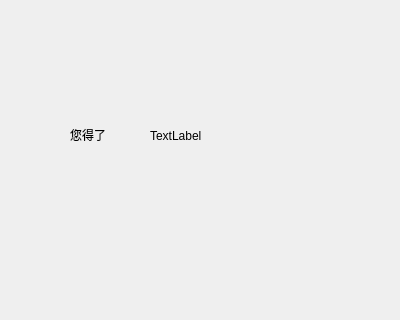
First picture: the form in mainwindow.ui, repository HowLeeHi/Reciter, before the edit; both pictures show x 0 to 400 and y 99 to 419 of the 400 by 600 pixel window.
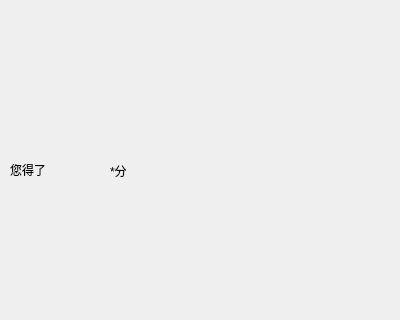
Second picture: the form after the edit.

```diff
--- a/mainwindow.ui
+++ b/mainwindow.ui
@@ -782,10 +782,10 @@
        <widget class="QLabel" name="grade">
         <property name="geometry">
          <rect>
-          <x>70</x>
+          <x>10</x>
           <y>110</y>
-          <width>261</width>
-          <height>151</height>
+          <width>381</width>
+          <height>221</height>
          </rect>
         </property>
         <property name="text">
@@ -795,14 +795,14 @@
        <widget class="QLabel" name="grade1">
         <property name="geometry">
          <rect>
-          <x>150</x>
-          <y>180</y>
-          <width>54</width>
-          <height>12</height>
+          <x>110</x>
+          <y>200</y>
+          <width>16</width>
+          <height>41</height>
          </rect>
         </property>
         <property name="text">
-         <string>TextLabel</string>
+         <string>*分</string>
         </property>
        </widget>
       </widget>
```
Left out of the diff: 26 changed lines with no effect on the pictures.
